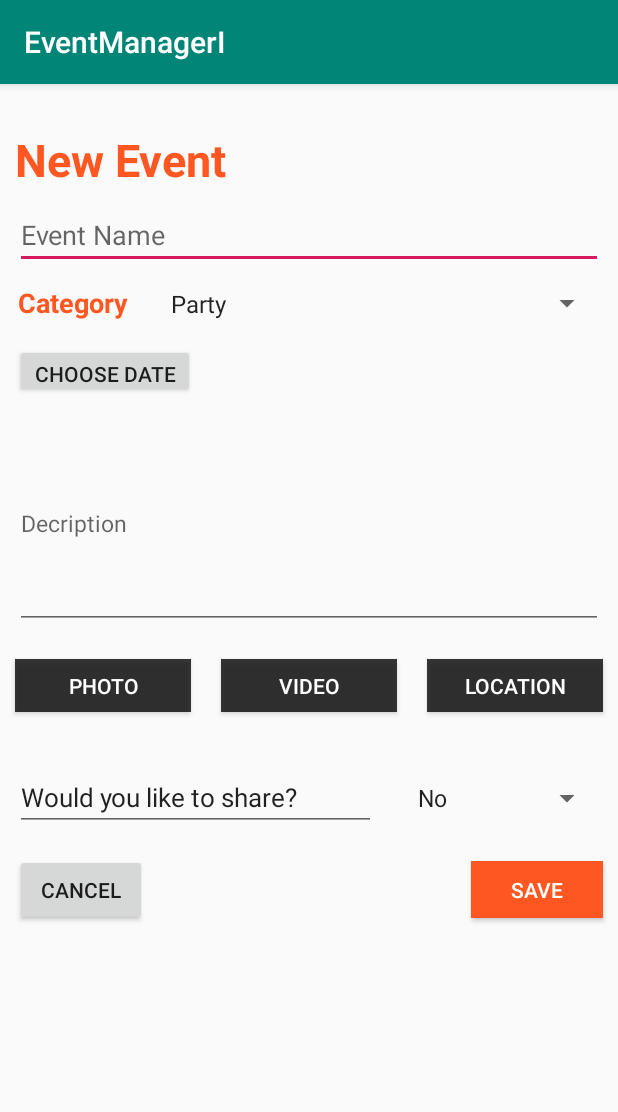
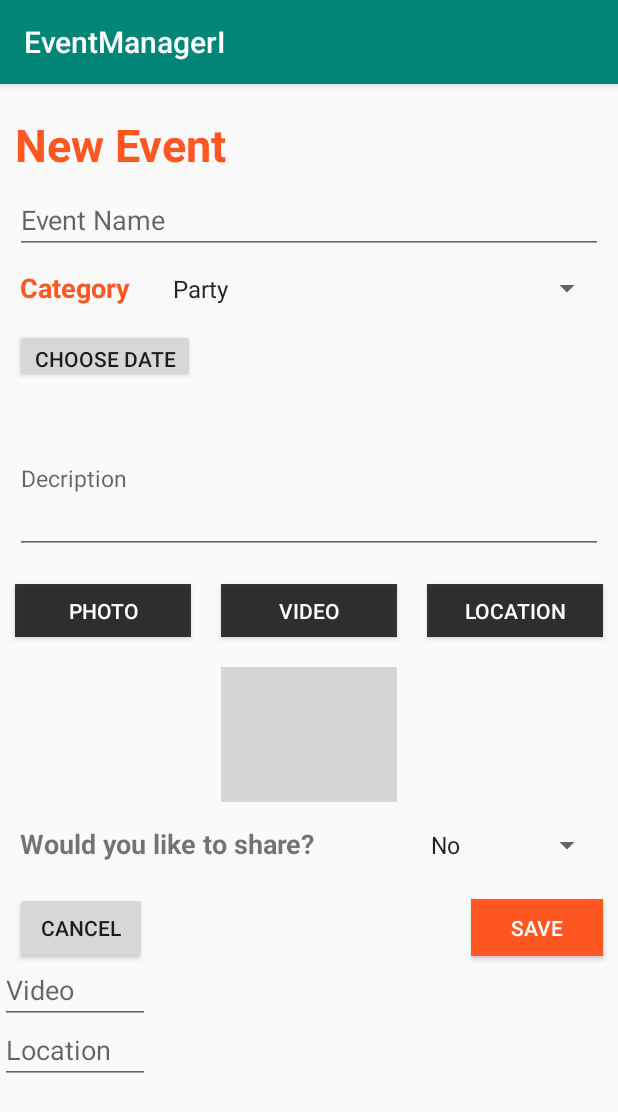
Before and after one commit to kh1290/EventManagerI, an Android app: the NewEventActivity screen opened directly, with no data from a screen before it, on a phone screen of 412 x 824 dp. Shown: the top 1112 px of the screen. Run offline under Robolectric (Android 15) with nearby library versions, the phone set to English and light mode, and no system bars; our stand-ins replace Firebase (no records; nobody signed in at launch, a user with empty details on screens opened directly); grey boxes are pictures that could not be loaded.

Commit message:
Photo (Upload - NewEventActivity)

```diff
--- a/app/src/main/java/com/example/eventmanageri/Activities/NewEventActivity.java
+++ b/app/src/main/java/com/example/eventmanageri/Activities/NewEventActivity.java
@@ -1,11 +1,10 @@
 package com.example.eventmanageri.Activities;
 
-import androidx.annotation.Nullable;
 import androidx.appcompat.app.AppCompatActivity;
-import java.util.UUID;
 
 import android.content.Intent;
 import android.os.Bundle;
+import android.util.Log;
 import android.view.View;
 import android.webkit.MimeTypeMap;
 import android.widget.EditText;
@@ -15,46 +14,47 @@ import android.widget.Button;
 import android.widget.TextView;
 import android.widget.Toast;
 import android.net.Uri;
+import android.content.ContentResolver;
 
+import com.example.eventmanageri.Activities.CalendarActivity.ActivityConstants;
 import com.example.eventmanageri.Database;
 import com.example.eventmanageri.Models.Event;
 import com.example.eventmanageri.R;
 import com.google.android.gms.tasks.OnSuccessListener;
+import com.google.firebase.auth.FirebaseAuth;
+import com.google.firebase.database.DatabaseReference;
+import com.google.firebase.database.FirebaseDatabase;
 import com.google.firebase.storage.FirebaseStorage;
 import com.google.firebase.storage.StorageReference;
 import com.google.firebase.storage.UploadTask;
-import com.squareup.picasso.Picasso;
-import android.content.ContentResolver;
 
+import java.util.HashMap;
 import java.util.List;
-import android.content.Context;import com.example.eventmanageri.Activities.CalendarActivity.ActivityConstants;
 
 
 public class NewEventActivity extends AppCompatActivity {
 
     // UI reference
-    private EditText mTitle_editTxt, mMemo_editTxt, mPhoto_editTxt,
-            mVideo_editTxt, mLocation_editTxt;
+    private EditText mTitle_editTxt, mMemo_editTxt, mVideo_editTxt, mLocation_editTxt;
     private TextView mDate_viewTxt;
     private ImageView mPhoto_imgView;
     private Spinner mType_sp, mShare_sp;
     private Button mBtnDate, mBtnUpPhoto, mBtnUpVideo, mBtnAdd, mBtnCancel;
 
     // Data reference
-    private String title, date, type, memo, photo, video,  location, share;
+    private String title, date, type, memo, photo, photoUrl, video, location, share;
 
     // Photo reference
-    private Uri mPhotoUrl;
-    private String downloadUrl;
+    private Uri mPhotoUri;
+    private static final int PICK_Photo_Request = 1;
+
+    // firebase reference
+    private FirebaseDatabase mDatabase;
+    private DatabaseReference mDatabaseRef;
+    private FirebaseStorage mStorage;
     private StorageReference mStorageRef;
-    //private DatabaseReference mDatabaseRef;
-    //private StorageTask mUpPhoto;
-    private static final int PICK_Photo_Request = 1;
-    // end
-    Event event = new Event();
 
 
-    // Create New Event
     @Override
     protected void onCreate(Bundle savedInstanceState) {
         super.onCreate(savedInstanceState);
@@ -64,8 +64,7 @@ public class NewEventActivity extends AppCompatActivity {
         mTitle_editTxt = (EditText) findViewById(R.id.title_editTxt);
         mDate_viewTxt = (TextView) findViewById(R.id.date_viewTxt);
         mMemo_editTxt = (EditText) findViewById(R.id.memo_editTxt);
-        //mPhoto_imgView = (ImageView) findViewById(R.id.photo_imgView);
-        mPhoto_editTxt = (EditText) findViewById(R.id.photo_editTxt);
+        mPhoto_imgView = (ImageView) findViewById(R.id.photo_imgView);
         mVideo_editTxt = (EditText) findViewById(R.id.video_editTxt);
         mLocation_editTxt = (EditText) findViewById(R.id.location_editTxt);
         mType_sp = (Spinner) findViewById(R.id.type_sp);
@@ -76,11 +75,14 @@ public class NewEventActivity extends AppCompatActivity {
         mBtnAdd = (Button) findViewById(R.id.btnAdd);
         mBtnCancel = (Button) findViewById(R.id.btnCancel);
 
-        // Upload
-        mStorageRef = FirebaseStorage.getInstance().getReference();
-        //mDatabaseRef = FirebaseDatabase.getInstance().getReference("events");
+        // Define firebase reference
+        mDatabase = FirebaseDatabase.getInstance();
+        mDatabaseRef = mDatabase.getReference("events");
+        mStorage = FirebaseStorage.getInstance();
+        mStorageRef = mStorage.getReference("photo");
 
 
+        // <------------------------ Data ------------------------>
         // Get data from CalendarActivity
         Intent intent = getIntent();
         date = intent.getStringExtra("date");
@@ -96,12 +98,10 @@ public class NewEventActivity extends AppCompatActivity {
         mTitle_editTxt.setText(title);
         mDate_viewTxt.setText(date);
         mMemo_editTxt.setText(memo);
-        mPhoto_editTxt.setText(photo);
         mVideo_editTxt.setText(video);
         mLocation_editTxt.setText(location);
         mType_sp.setSelection(getIndex_SpinnerItem(mType_sp, type));
         mShare_sp.setSelection(getIndex_SpinnerItem(mShare_sp, share));
-
 
 
         // <------------------------ Button ------------------------>
@@ -133,14 +133,48 @@ public class NewEventActivity extends AppCompatActivity {
         mBtnAdd.setOnClickListener(new View.OnClickListener() {
             @Override
             public void onClick(View v) {
-                uploadFile();
+                newEvent(); goToList();
+            }
+        });
+    }
 
-                event.setPhotoUrl(downloadUrl);
+    // <------------------------ Function ------------------------>
+    // Choose photo
+    private void choosePhoto() {
+        Intent intent = new Intent();
+        intent.setType("image/*");
+        intent.setAction(Intent.ACTION_GET_CONTENT);
+        startActivityForResult(intent, PICK_Photo_Request);
+    }
+    @Override
+    protected void onActivityResult(int requestCode, int resultCode, Intent data) {
+        super.onActivityResult(requestCode, resultCode, data);
+
+        if (requestCode == PICK_Photo_Request) {
+            // The user has picked an photo successfully
+            // Save its reference to a Uri variable
+            mPhotoUri = data.getData();
+            mPhoto_imgView.setImageURI(mPhotoUri);
+        }
+    }
+
+    // Create new event
+    private void newEvent() {
+        // Upload a file to storage with random name
+        final StorageReference PhotoRef = mStorageRef.child(System.currentTimeMillis() + "." +
+                getFileExtension(mPhotoUri));
+        PhotoRef.putFile(mPhotoUri).addOnSuccessListener(new OnSuccessListener<UploadTask.TaskSnapshot>() {
+            @Override
+            public void onSuccess(UploadTask.TaskSnapshot taskSnapshot) {
+                // Photo uploaded successfully
+                // Get the url
+                photoUrl = taskSnapshot.getUploadSessionUri().toString();
+
+                Event event = new Event();
                 event.setTitle(mTitle_editTxt.getText().toString());
                 event.setDate(mDate_viewTxt.getText().toString());
                 event.setMemo(mMemo_editTxt.getText().toString());
-                event.setPhotoUrl(mPhoto_editTxt.getText().toString());
-                event.setPhoto(mPhoto_editTxt.getText().toString());
+                event.setPhoto(photoUrl);
                 event.setVideo(mVideo_editTxt.getText().toString());
                 event.setLocation(mLocation_editTxt.getText().toString());
                 event.setType(mType_sp.getSelectedItem().toString());
@@ -169,73 +203,14 @@ public class NewEventActivity extends AppCompatActivity {
 
                     }
                 });
-                goToList();
             }
         });
-    }
-
-    // <------------------------ Function ------------------------>
-    // Choose Photo
-    private void choosePhoto() {
-        Intent intent = new Intent();
-        intent.setType("image/*");
-        intent.setAction(Intent.ACTION_GET_CONTENT);
-        startActivityForResult(intent, PICK_Photo_Request);
     }
     private String getFileExtension(Uri uri) {
         ContentResolver Cr = getContentResolver();
         MimeTypeMap mime = MimeTypeMap.getSingleton();
         return mime.getExtensionFromMimeType(Cr.getType(uri));
     }
-    @Override
-    protected void onActivityResult(int requestCode, int resultCode, @Nullable Intent data) {
-        super.onActivityResult(requestCode, resultCode, data);
-
-        if (requestCode == PICK_Photo_Request && requestCode == RESULT_OK && data != null && data.getData() != null) {
-            mPhotoUrl = data.getData();
-            Picasso.with(this).load(mPhotoUrl).into(mPhoto_imgView);
-        }
-    }
-
-    private void uploadFile() {
-        if (mPhotoUrl != null) {
-            StorageReference PhotoRef = mStorageRef.child("images"+ UUID.randomUUID().toString());
-            PhotoRef.putFile(mPhotoUrl).addOnSuccessListener(new OnSuccessListener<UploadTask.TaskSnapshot>() {
-                @Override
-                public void onSuccess(UploadTask.TaskSnapshot taskSnapshot) {
-                    downloadUrl = taskSnapshot.getStorage().getDownloadUrl().toString();
-                }
-            });
-            /*
-            StorageReference PhotoRef = mStorageRef.child(System.currentTimeMillis() + "." +
-                    getFileExtension(mPhotoUrl));
-            //mUpPhoto =
-            PhotoRef.putFile(mPhotoUrl).addOnSuccessListener(new OnSuccessListener<UploadTask.TaskSnapshot>() {
-                @Override
-                public void onSuccess(UploadTask.TaskSnapshot taskSnapshot) {
-
-                    Event event = new Event();
-                    event.setTitle(mTitle_editTxt.getText().toString());
-                    event.setDate(mDate_viewTxt.getText().toString());
-                    event.setMemo(mMemo_editTxt.getText().toString());
-                    event.setPhotoUrl(taskSnapshot.getStorage().getDownloadUrl().toString());
-                    event.setPhoto(mPhoto_editTxt.getText().toString());
-                    event.setVideo(mVideo_editTxt.getText().toString());
-                    event.setLocation(mLocation_editTxt.getText().toString());
-                    event.setType(mType_sp.getSelectedItem().toString());
-                    event.setShare(mShare_sp.getSelectedItem().toString());
-
-                    String upId = mDatabaseRef.push().getKey();
-                    mDatabaseRef.child(upId).setValue(event);
-                }
-            });
-
-             */
-        } else {
-            Toast.makeText(this, "You haven't selected any file", Toast.LENGTH_SHORT).show();
-        }
-    }
-
 
     // Choose Date
     private void chooseDate() {
@@ -244,7 +219,6 @@ public class NewEventActivity extends AppCompatActivity {
         intent.putExtra("calling-activity",ActivityConstants.ACTIVITY_1);
         intent.putExtra("title",mTitle_editTxt.getText().toString());
         intent.putExtra("memo",mMemo_editTxt.getText().toString());
-        intent.putExtra("photo",mPhoto_editTxt.getText().toString());
         intent.putExtra("video",mVideo_editTxt.getText().toString());
         intent.putExtra("location",mLocation_editTxt.getText().toString());
         intent.putExtra("type",mType_sp.getSelectedItem().toString());
--- a/app/src/main/res/layout/activity_new_event.xml
+++ b/app/src/main/res/layout/activity_new_event.xml
@@ -1,15 +1,17 @@
 <?xml version="1.0" encoding="utf-8"?>
 <LinearLayout xmlns:android="http://schemas.android.com/apk/res/android"
+    xmlns:app="http://schemas.android.com/apk/res-auto"
+    xmlns:tools="http://schemas.android.com/tools"
     android:orientation="vertical"
     android:layout_width="match_parent"
-    android:layout_height="match_parent">
+    android:layout_height="wrap_content">
 
     <TextView
         android:id="@+id/title_txt"
         android:layout_width="match_parent"
         android:layout_height="40dp"
         android:layout_marginStart="10dp"
-        android:layout_marginTop="30dp"
+        android:layout_marginTop="20dp"
         android:layout_marginEnd="10dp"
         android:layout_marginRight="10dp"
         android:text="New Event"
@@ -43,8 +45,8 @@
             android:textColor="#FF5722"
             android:textSize="18sp"
             android:textStyle="bold"
-            android:layout_marginStart="12dp"
-            android:layout_marginLeft="12dp"
+            android:layout_marginStart="13dp"
+            android:layout_marginLeft="13dp"
             android:layout_marginTop="10dp"
             android:layout_marginEnd="10dp"
             android:layout_marginRight="10dp" />
@@ -90,14 +92,14 @@
 
     <LinearLayout
         android:layout_width="match_parent"
-        android:layout_height="160dp"
+        android:layout_height="120dp"
         android:orientation="horizontal">
 
         <EditText
             android:id="@+id/memo_editTxt"
             android:textSize="15dp"
             android:layout_width="match_parent"
-            android:layout_height="140dp"
+            android:layout_height="100dp"
             android:layout_marginStart="10dp"
             android:layout_marginTop="10dp"
             android:layout_marginEnd="10dp"
@@ -107,7 +109,7 @@
 
     <LinearLayout
         android:layout_width="match_parent"
-        android:layout_height="70dp"
+        android:layout_height="55dp"
         android:orientation="horizontal">
 
         <Button
@@ -152,20 +154,58 @@
 
     <LinearLayout
         android:layout_width="match_parent"
-        android:layout_height="60dp"
+        android:layout_height="100dp"
+        android:orientation="horizontal">
+        <ImageView
+            android:id="@+id/photo_imgView"
+            android:layout_width="117dp"
+            android:layout_height="match_parent"
+            android:layout_marginStart="10dp"
+            android:layout_marginTop="10dp"
+            android:layout_marginEnd="10dp"
+            android:layout_marginRight="10dp"
+            tools:srcCompat="@tools:sample/avatars" />
+
+        <VideoView
+            android:id="@+id/videoView"
+            android:layout_width="115dp"
+            android:layout_height="match_parent"
+            android:layout_marginStart="10dp"
+            android:layout_marginTop="10dp"
+            android:layout_marginEnd="10dp"
+            android:layout_marginRight="10dp"
+            android:layout_weight="1" />
+
+        <TextView
+            android:id="@+id/textview8"
+            android:layout_width="115dp"
+            android:layout_height="match_parent"
+            android:layout_weight="1"
+            android:gravity="center_vertical"
+            android:layout_marginStart="10dp"
+            android:layout_marginTop="10dp"
+            android:layout_marginEnd="10dp"
+            android:layout_marginRight="10dp" />
+    </LinearLayout>
+
+    <LinearLayout
+        android:layout_width="match_parent"
+        android:layout_height="50dp"
         android:orientation="horizontal">
 
-        <EditText
+        <TextView
             android:id="@+id/share_txt"
             android:layout_width="wrap_content"
             android:layout_height="wrap_content"
             android:ems="10"
             android:inputType="textPersonName"
             android:text="Would you like to share?"
-            android:textSize="17sp"
+            android:textSize="18sp"
+            android:textStyle="bold"
             android:layout_weight="1"
-            android:layout_marginStart="10dp"
-            android:layout_marginTop="10dp"
+            android:layout_marginStart="13dp"
+            android:layout_marginLeft="13dp"
+            android:layout_marginTop="15dp"
             android:layout_marginEnd="10dp"
             android:layout_marginRight="10dp"/>
 
@@ -176,7 +216,7 @@
             android:layout_height="wrap_content"
             android:layout_weight="1"
             android:layout_marginStart="10dp"
-            android:layout_marginTop="10dp"
+            android:layout_marginTop="15dp"
             android:layout_marginEnd="10dp"
             android:layout_marginRight="10dp" />
     </LinearLayout>
@@ -221,14 +261,6 @@
     </LinearLayout>
 
         <EditText
-            android:id="@+id/photo_editTxt"
-            android:layout_width="100dp"
-            android:layout_height="40dp"
-            android:ems="10"
-            android:hint="Photo"
-            android:inputType="textPersonName" />
-
-        <EditText
             android:id="@+id/video_editTxt"
             android:layout_width="100dp"
             android:layout_height="40dp"
```
